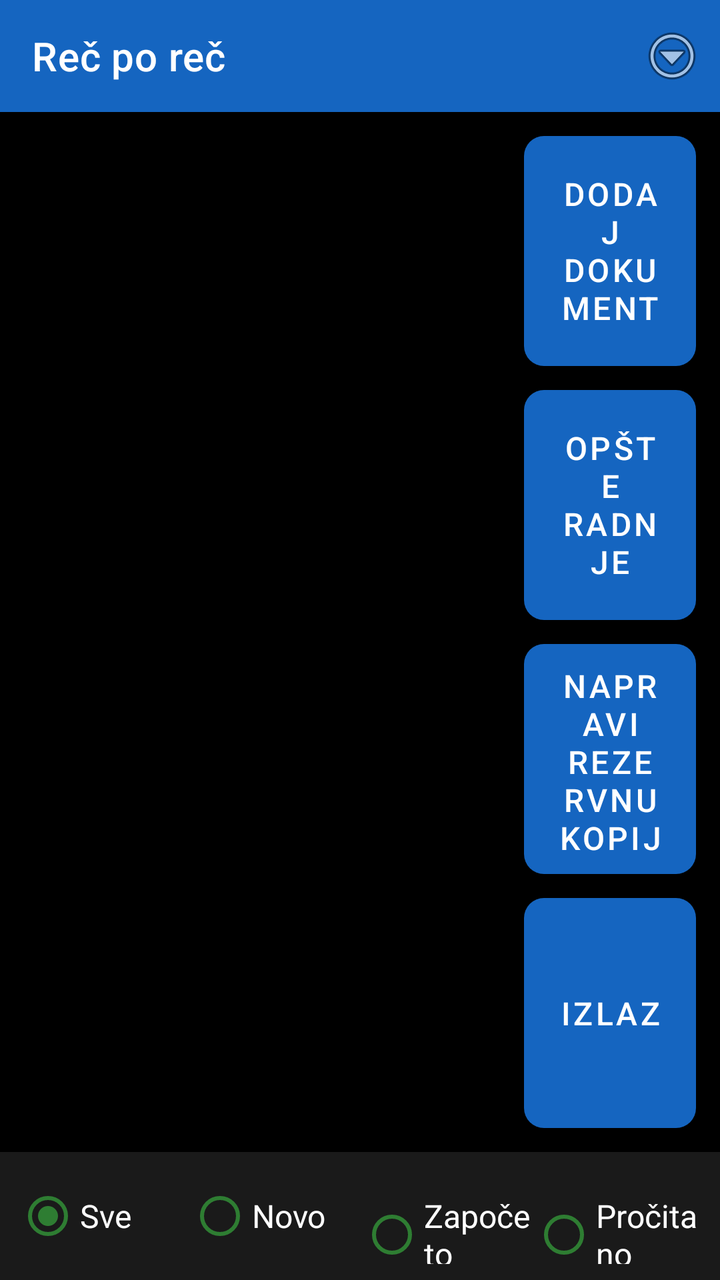
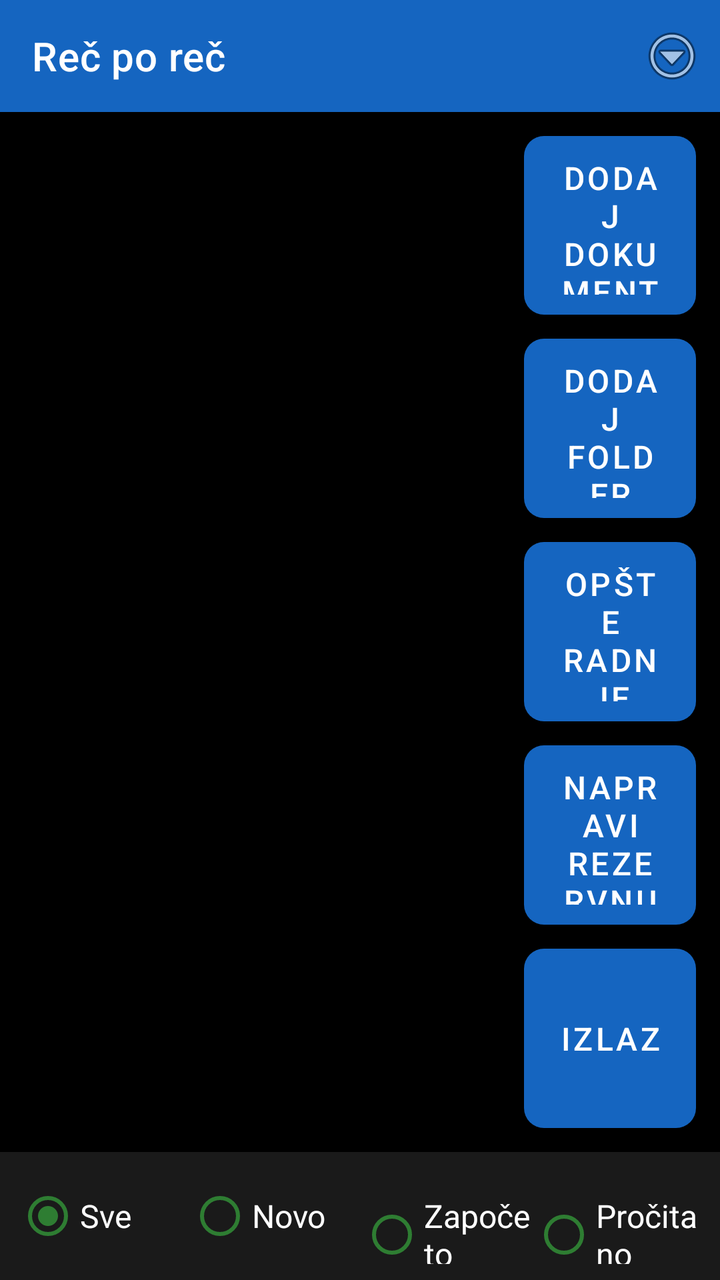

The first picture is an Android layout as it rendered before a commit; the second is the same layout after the commit. The layout source and the unified diff follow.
<!-- AndroidManifest.xml: application theme Theme.RecPoRec -->
<!-- res/layout/activity_document_list.xml -->
<?xml version="1.0" encoding="utf-8"?>
<LinearLayout xmlns:android="http://schemas.android.com/apk/res/android"
    xmlns:app="http://schemas.android.com/apk/res-auto"
    android:layout_width="match_parent"
    android:layout_height="match_parent"
    android:orientation="vertical"
    android:fitsSystemWindows="true"
    android:background="@color/background">

    <androidx.appcompat.widget.Toolbar
        android:id="@+id/toolbar"
        android:layout_width="match_parent"
        android:layout_height="?attr/actionBarSize"
        android:background="@color/btn_voice"
        android:titleTextColor="@color/text_primary"
        app:title="@string/app_name">

        <ImageButton
            android:id="@+id/btnOverflow"
            android:layout_width="48dp"
            android:layout_height="48dp"
            android:layout_gravity="end|center_vertical"
            android:background="@android:color/transparent"
            android:contentDescription="@string/menu_options_button"
            android:src="@android:drawable/ic_menu_more" />
    </androidx.appcompat.widget.Toolbar>

    <LinearLayout
        android:layout_width="match_parent"
        android:layout_height="0dp"
        android:layout_weight="1"
        android:orientation="horizontal">

        <FrameLayout
            android:layout_width="0dp"
            android:layout_height="match_parent"
            android:layout_weight="1">

            <androidx.recyclerview.widget.RecyclerView
                android:id="@+id/recyclerDocuments"
                android:layout_width="match_parent"
                android:layout_height="match_parent"
                android:padding="8dp" />

            <TextView
                android:id="@+id/emptyView"
                android:layout_width="match_parent"
                android:layout_height="match_parent"
                android:gravity="center"
                android:visibility="gone"
                android:padding="24dp"
                android:textSize="20sp"
                android:textColor="@color/text_primary"
                android:text="@string/no_documents" />
        </FrameLayout>

        
        <LinearLayout
            android:layout_width="110dp"
            android:layout_height="match_parent"
            android:orientation="vertical"
            android:padding="12dp">

            <Button
                android:id="@+id/btnAddDocument"
                android:layout_width="match_parent"
                android:layout_height="0dp"
                android:layout_weight="1"
                android:textSize="16sp"
                android:backgroundTint="@color/btn_chapter"
                android:textColor="@color/button_text"
                android:background="@drawable/key_button_shape"
                android:contentDescription="Dodaj dokument. Dug pritisak: izgovori statistiku čitanja."
                android:text="@string/add_document" />

            <Button
                android:id="@+id/btnGeneralActions"
                android:layout_width="match_parent"
                android:layout_height="0dp"
                android:layout_weight="1"
                android:layout_marginTop="12dp"
                android:textSize="16sp"
                android:backgroundTint="@color/btn_combined"
                android:textColor="@color/button_text"
                android:background="@drawable/key_button_shape"
                android:contentDescription="Opšte radnje: odaberi sve, obriši odabrano"
                android:text="Opšte radnje" />

            <Button
                android:id="@+id/btnBackup"
                android:layout_width="match_parent"
                android:layout_height="0dp"
                android:layout_weight="1"
                android:layout_marginTop="12dp"
                android:textSize="16sp"
                android:backgroundTint="@color/btn_speed"
                android:textColor="@color/button_text"
                android:background="@drawable/key_button_shape"
                android:contentDescription="Napravi rezervnu kopiju svih dokumenata. Dug pritisak: vrati rezervnu kopiju."
                android:text="Napravi rezervnu kopiju" />

            <Button
                android:id="@+id/btnExit"
                android:layout_width="match_parent"
                android:layout_height="0dp"
                android:layout_weight="1"
                android:layout_marginTop="12dp"
                android:textSize="16sp"
                android:backgroundTint="@color/btn_page_nav"
                android:textColor="@color/button_text"
                android:background="@drawable/key_button_shape"
                android:contentDescription="Izađi iz aplikacije, zaustavlja i rad u pozadini. Dug pritisak: Otkrivanje spoljnog uređaja."
                android:text="Izlaz" />
        </LinearLayout>

    </LinearLayout>

    
    <LinearLayout
        android:id="@+id/undoDeleteBar"
        android:layout_width="match_parent"
        android:layout_height="wrap_content"
        android:orientation="horizontal"
        android:gravity="center_vertical"
        android:background="#2A2A2A"
        android:padding="12dp"
        android:visibility="gone">

        <TextView
            android:id="@+id/undoDeleteText"
            android:layout_width="0dp"
            android:layout_height="wrap_content"
            android:layout_weight="1"
            android:textSize="18sp"
            android:textColor="@color/text_primary"
            android:text="Obrisano." />

        <Button
            android:id="@+id/btnUndoDelete"
            android:layout_width="wrap_content"
            android:layout_height="56dp"
            android:minWidth="140dp"
            android:textSize="18sp"
            android:backgroundTint="@color/btn_chapter"
            android:textColor="@color/button_text"
            android:text="Poništi" />
    </LinearLayout>

    <RadioGroup
        android:id="@+id/groupLibraryTabs"
        android:layout_width="match_parent"
        android:layout_height="wrap_content"
        android:orientation="horizontal"
        android:background="#1A1A1A"
        android:padding="8dp">

        <RadioButton
            android:id="@+id/tabAllBooks"
            android:layout_width="0dp"
            android:layout_height="wrap_content"
            android:layout_weight="1"
            android:textSize="16sp"
            android:textColor="@color/text_primary"
            android:buttonTint="@color/btn_chapter"
            android:checked="true"
            android:text="Sve" />

        <RadioButton
            android:id="@+id/tabNewBooks"
            android:layout_width="0dp"
            android:layout_height="wrap_content"
            android:layout_weight="1"
            android:textSize="16sp"
            android:textColor="@color/text_primary"
            android:buttonTint="@color/btn_chapter"
            android:contentDescription="Novo"
            android:text="Novo" />

        <RadioButton
            android:id="@+id/tabStartedBooks"
            android:layout_width="0dp"
            android:layout_height="wrap_content"
            android:layout_weight="1"
            android:textSize="16sp"
            android:textColor="@color/text_primary"
            android:buttonTint="@color/btn_chapter"
            android:text="Započeto" />

        <RadioButton
            android:id="@+id/tabFinishedBooks"
            android:layout_width="0dp"
            android:layout_height="wrap_content"
            android:layout_weight="1"
            android:textSize="16sp"
            android:textColor="@color/text_primary"
            android:buttonTint="@color/btn_chapter"
            android:text="Pročitano" />
    </RadioGroup>

</LinearLayout>
<!-- resources referenced by this layout -->
<resources>
  <color name="background">#000000</color>
  <color name="btn_chapter">#2E7D32</color>
  <color name="btn_combined">#455A64</color>
  <color name="btn_page_nav">#AD1457</color>
  <color name="btn_speed">#00838F</color>
  <color name="btn_voice">#1565C0</color>
  <color name="button_text">#FFFFFF</color>
  <color name="text_primary">#FFFFFF</color>
  <!-- drawable key_button_shape (drawable) -->
  <?xml version="1.0" encoding="utf-8"?>
  <shape xmlns:android="http://schemas.android.com/apk/res/android"
      android:shape="rectangle">
      <corners android:radius="10dp" />
      <solid android:color="#FFFFFF" />
  </shape>
  <string name="add_document">Dodaj dokument</string>
  <string name="app_name">Reč po reč</string>
  <string name="menu_options_button">Opcije. Dug pritisak: provera dozvola.</string>
  <string name="no_documents">Nema dodatih dokumenata. Dodirnite dugme za dodavanje.</string>
  <style name="Theme.RecPoRec" parent="Theme.MaterialComponents.DayNight.NoActionBar">
          <item name="android:windowBackground">@color/background</item>
          <item name="android:textColorPrimary">@color/text_primary</item>
          <item name="colorPrimary">@color/btn_voice</item>
          <item name="colorOnPrimary">@color/button_text</item>
          <item name="alertDialogTheme">@style/RecPoRecAlertDialog</item>
          <item name="android:alertDialogTheme">@style/RecPoRecAlertDialog</item>
      </style>
  <style name="RecPoRecAlertDialog" parent="Theme.AppCompat.DayNight.Dialog.Alert">
          <item name="android:windowBackground">@color/background</item>
          <item name="android:textColorPrimary">@color/text_primary</item>
          <item name="colorAccent">@color/btn_goto_page</item>
          <item name="android:textAppearanceMedium">@style/RecPoRecDialogText</item>
          <item name="android:textAppearanceListItem">@style/RecPoRecDialogText</item>
          <item name="android:textAppearanceListItemSmall">@style/RecPoRecDialogText</item>
          <item name="buttonBarPositiveButtonStyle">@style/RecPoRecDialogButton</item>
          <item name="buttonBarNegativeButtonStyle">@style/RecPoRecDialogButton</item>
          <item name="buttonBarNeutralButtonStyle">@style/RecPoRecDialogButton</item>
      </style>
  <color name="btn_goto_page">#5D4037</color>
  <style name="RecPoRecDialogText" parent="TextAppearance.AppCompat.Medium">
          <item name="android:textSize">20sp</item>
          <item name="android:textColor">@color/text_primary</item>
      </style>
  <style name="RecPoRecDialogButton" parent="Widget.AppCompat.Button.ButtonBar.AlertDialog">
          <item name="android:textSize">18sp</item>
          <item name="android:textColor">@color/btn_goto_page</item>
          <item name="android:textStyle">bold</item>
      </style>
</resources>

<!-- the commit's change to res/layout/activity_document_list.xml (unified diff, before → after) -->
@@ -72,6 +72,19 @@
                 android:background="@drawable/key_button_shape"
                 android:contentDescription="Dodaj dokument. Dug pritisak: izgovori statistiku čitanja."
                 android:text="@string/add_document" />
+
+            <Button
+                android:id="@+id/btnAddFolder"
+                android:layout_width="match_parent"
+                android:layout_height="0dp"
+                android:layout_weight="1"
+                android:layout_marginTop="12dp"
+                android:textSize="16sp"
+                android:backgroundTint="@color/btn_chapter"
+                android:textColor="@color/button_text"
+                android:background="@drawable/key_button_shape"
+                android:contentDescription="Dodaj folder sa zvučnim fajlovima kao audio knjigu."
+                android:text="Dodaj folder" />
 
             <Button
                 android:id="@+id/btnGeneralActions"
